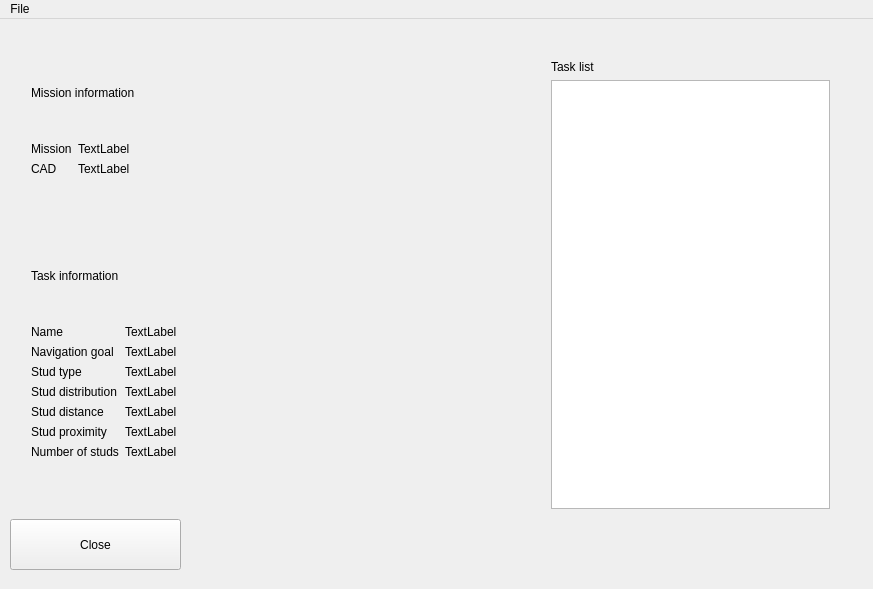
inesc-tec-robotics/carlos_mission_control, file mission_control/src/GUI/mainwindow.ui: the form before one commit.
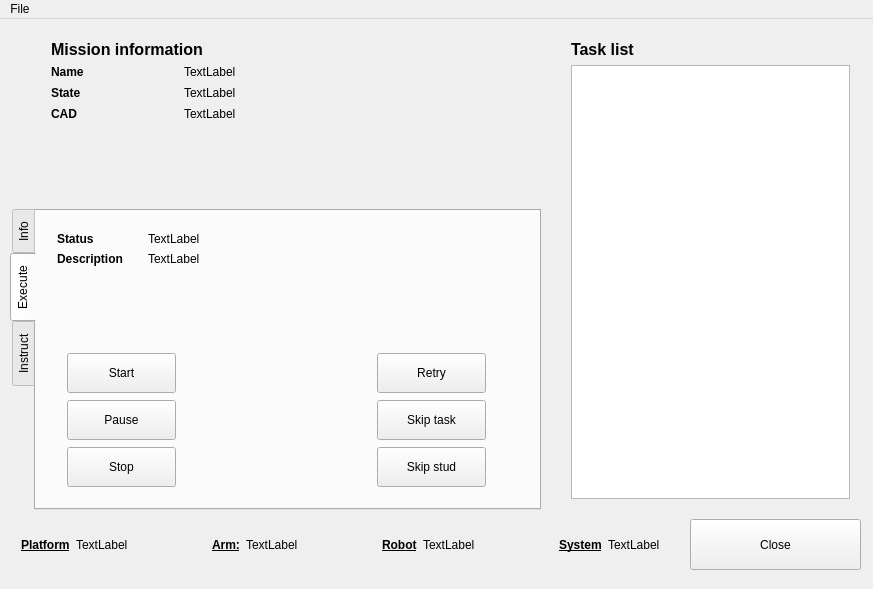
The form after the commit. The open tabs and pages were chosen to show the change.

```diff
--- a/mission_control/src/GUI/mainwindow.ui
+++ b/mission_control/src/GUI/mainwindow.ui
@@ -17,7 +17,7 @@
    <widget class="QPushButton" name="closeButton">
     <property name="geometry">
      <rect>
-      <x>10</x>
+      <x>690</x>
       <y>500</y>
       <width>171</width>
       <height>51</height>
@@ -27,40 +27,590 @@
      <string>Close</string>
     </property>
    </widget>
-   <widget class="QWidget" name="verticalLayoutWidget">
+   <widget class="QTabWidget" name="tabWidget">
     <property name="geometry">
      <rect>
-      <x>540</x>
-      <y>30</y>
-      <width>301</width>
-      <height>471</height>
+      <x>10</x>
+      <y>190</y>
+      <width>531</width>
+      <height>301</height>
      </rect>
     </property>
-    <layout class="QVBoxLayout" name="verticalLayout">
-     <item>
-      <widget class="QLabel" name="label">
-       <property name="text">
-        <string>Task list </string>
+    <property name="tabPosition">
+     <enum>QTabWidget::West</enum>
+    </property>
+    <property name="tabShape">
+     <enum>QTabWidget::Rounded</enum>
+    </property>
+    <property name="currentIndex">
+     <number>0</number>
+    </property>
+    <widget class="QWidget" name="infoTab">
+     <attribute name="title">
+      <string>Info</string>
+     </attribute>
+     <widget class="QWidget" name="verticalLayoutWidget_2">
+      <property name="geometry">
+       <rect>
+        <x>20</x>
+        <y>10</y>
+        <width>461</width>
+        <height>271</height>
+       </rect>
+      </property>
+      <layout class="QVBoxLayout" name="verticalLayout_2">
+       <item>
+        <widget class="QLabel" name="label_2">
+         <property name="sizePolicy">
+          <sizepolicy hsizetype="Preferred" vsizetype="Fixed">
+           <horstretch>0</horstretch>
+           <verstretch>0</verstretch>
+          </sizepolicy>
+         </property>
+         <property name="font">
+          <font>
+           <pointsize>12</pointsize>
+           <weight>75</weight>
+           <bold>true</bold>
+          </font>
+         </property>
+         <property name="text">
+          <string>Task information</string>
+         </property>
+        </widget>
+       </item>
+       <item>
+        <layout class="QFormLayout" name="task_params_layout">
+         <property name="rowWrapPolicy">
+          <enum>QFormLayout::DontWrapRows</enum>
+         </property>
+         <property name="horizontalSpacing">
+          <number>50</number>
+         </property>
+         <item row="0" column="0">
+          <widget class="QLabel" name="label_5">
+           <property name="font">
+            <font>
+             <weight>75</weight>
+             <bold>true</bold>
+            </font>
+           </property>
+           <property name="text">
+            <string>Name</string>
+           </property>
+          </widget>
+         </item>
+         <item row="0" column="1">
+          <widget class="QLabel" name="task_name_label">
+           <property name="text">
+            <string>TextLabel</string>
+           </property>
+          </widget>
+         </item>
+         <item row="3" column="0">
+          <widget class="QLabel" name="label_8">
+           <property name="font">
+            <font>
+             <weight>75</weight>
+             <bold>true</bold>
+            </font>
+           </property>
+           <property name="text">
+            <string>Stud type</string>
+           </property>
+          </widget>
+         </item>
+         <item row="3" column="1">
+          <widget class="QLabel" name="stud_type_label">
+           <property name="text">
+            <string>TextLabel</string>
+           </property>
+          </widget>
+         </item>
+         <item row="4" column="0">
+          <widget class="QLabel" name="label_7">
+           <property name="font">
+            <font>
+             <weight>75</weight>
+             <bold>true</bold>
+            </font>
+           </property>
+           <property name="text">
+            <string>Stud distribution</string>
+           </property>
+          </widget>
+         </item>
+         <item row="4" column="1">
+          <widget class="QLabel" name="stud_distribution_label">
+           <property name="text">
+            <string>TextLabel</string>
+           </property>
+          </widget>
+         </item>
+         <item row="5" column="0">
+          <widget class="QLabel" name="label_9">
+           <property name="font">
+            <font>
+             <weight>75</weight>
+             <bold>true</bold>
+            </font>
+           </property>
+           <property name="text">
+            <string>Stud distance</string>
+           </property>
+          </widget>
+         </item>
+         <item row="5" column="1">
+          <widget class="QLabel" name="stud_dist_label">
+           <property name="text">
+            <string>TextLabel</string>
+           </property>
+          </widget>
+         </item>
+         <item row="6" column="0">
+          <widget class="QLabel" name="label_11">
+           <property name="font">
+            <font>
+             <weight>75</weight>
+             <bold>true</bold>
+            </font>
+           </property>
+           <property name="text">
+            <string>Stud proximity</string>
+           </property>
+          </widget>
+         </item>
+         <item row="6" column="1">
+          <widget class="QLabel" name="stud_proximity_label">
+           <property name="text">
+            <string>TextLabel</string>
+           </property>
+          </widget>
+         </item>
+         <item row="7" column="0">
+          <widget class="QLabel" name="label_10">
+           <property name="font">
+            <font>
+             <weight>75</weight>
+             <bold>true</bold>
+            </font>
+           </property>
+           <property name="text">
+            <string>Number of studs</string>
+           </property>
+          </widget>
+         </item>
+         <item row="7" column="1">
+          <widget class="QLabel" name="number_of_studs_label">
+           <property name="text">
+            <string>TextLabel</string>
+           </property>
+          </widget>
+         </item>
+         <item row="2" column="0">
+          <widget class="QLabel" name="label_12">
+           <property name="font">
+            <font>
+             <weight>75</weight>
+             <bold>true</bold>
+            </font>
+           </property>
+           <property name="text">
+            <string>Navigation goal</string>
+           </property>
+          </widget>
+         </item>
+         <item row="2" column="1">
+          <widget class="QLabel" name="nav_goal_label">
+           <property name="text">
+            <string>TextLabel</string>
+           </property>
+          </widget>
+         </item>
+         <item row="1" column="0">
+          <widget class="QLabel" name="label_14">
+           <property name="font">
+            <font>
+             <weight>75</weight>
+             <bold>true</bold>
+            </font>
+           </property>
+           <property name="text">
+            <string>State</string>
+           </property>
+          </widget>
+         </item>
+         <item row="1" column="1">
+          <widget class="QLabel" name="task_state">
+           <property name="text">
+            <string>TextLabel</string>
+           </property>
+          </widget>
+         </item>
+        </layout>
+       </item>
+      </layout>
+     </widget>
+    </widget>
+    <widget class="QWidget" name="execTab">
+     <attribute name="title">
+      <string>Execute</string>
+     </attribute>
+     <widget class="QWidget" name="verticalLayoutWidget_3">
+      <property name="geometry">
+       <rect>
+        <x>20</x>
+        <y>130</y>
+        <width>131</width>
+        <height>161</height>
+       </rect>
+      </property>
+      <layout class="QVBoxLayout" name="verticalLayout_3">
+       <item>
+        <widget class="QPushButton" name="execStartButton">
+         <property name="sizePolicy">
+          <sizepolicy hsizetype="Minimum" vsizetype="Fixed">
+           <horstretch>0</horstretch>
+           <verstretch>0</verstretch>
+          </sizepolicy>
+         </property>
+         <property name="minimumSize">
+          <size>
+           <width>100</width>
+           <height>40</height>
+          </size>
+         </property>
+         <property name="font">
+          <font>
+           <pointsize>9</pointsize>
+          </font>
+         </property>
+         <property name="text">
+          <string>Start</string>
+         </property>
+        </widget>
+       </item>
+       <item>
+        <widget class="QPushButton" name="execPauseButton">
+         <property name="minimumSize">
+          <size>
+           <width>0</width>
+           <height>40</height>
+          </size>
+         </property>
+         <property name="text">
+          <string>Pause</string>
+         </property>
+        </widget>
+       </item>
+       <item>
+        <widget class="QPushButton" name="execStopButton">
+         <property name="minimumSize">
+          <size>
+           <width>0</width>
+           <height>40</height>
+          </size>
+         </property>
+         <property name="text">
+          <string>Stop</string>
+         </property>
+        </widget>
+       </item>
+      </layout>
+     </widget>
+     <widget class="QWidget" name="verticalLayoutWidget_4">
+      <property name="geometry">
+       <rect>
+        <x>330</x>
+        <y>130</y>
+        <width>131</width>
+        <height>161</height>
+       </rect>
+      </property>
+      <layout class="QVBoxLayout" name="verticalLayout_4">
+       <item>
+        <widget class="QPushButton" name="execRetryButton">
+         <property name="minimumSize">
+          <size>
+           <width>0</width>
+           <height>40</height>
+          </size>
+         </property>
+         <property name="text">
+          <string>Retry</string>
+         </property>
+        </widget>
+       </item>
+       <item>
+        <widget class="QPushButton" name="execSkipTaskButton">
+         <property name="minimumSize">
+          <size>
+           <width>0</width>
+           <height>40</height>
+          </size>
+         </property>
+         <property name="text">
+          <string>Skip task</string>
+         </property>
+        </widget>
+       </item>
+       <item>
+        <widget class="QPushButton" name="execSkipStudButton">
+         <property name="minimumSize">
+          <size>
+           <width>0</width>
+           <height>40</height>
+          </size>
+         </property>
+         <property name="text">
+          <string>Skip stud</string>
+         </property>
+        </widget>
+       </item>
+      </layout>
+     </widget>
+     <widget class="QWidget" name="formLayoutWidget">
+      <property name="geometry">
+       <rect>
+        <x>10</x>
+        <y>10</y>
+        <width>471</width>
+        <height>80</height>
+       </rect>
+      </property>
+      <layout class="QFormLayout" name="formLayout_2">
+       <property name="horizontalSpacing">
+        <number>25</number>
        </property>
-      </widget>
-     </item>
-     <item>
-      <widget class="QListView" name="taskList"/>
-     </item>
-    </layout>
+       <item row="0" column="0">
+        <widget class="QLabel" name="label_15">
+         <property name="font">
+          <font>
+           <weight>75</weight>
+           <bold>true</bold>
+          </font>
+         </property>
+         <property name="text">
+          <string>Status</string>
+         </property>
+        </widget>
+       </item>
+       <item row="0" column="1">
+        <widget class="QLabel" name="exec_status_label">
+         <property name="text">
+          <string>TextLabel</string>
+         </property>
+        </widget>
+       </item>
+       <item row="1" column="0">
+        <widget class="QLabel" name="label_17">
+         <property name="font">
+          <font>
+           <weight>75</weight>
+           <bold>true</bold>
+          </font>
+         </property>
+         <property name="text">
+          <string>Description</string>
+         </property>
+        </widget>
+       </item>
+       <item row="1" column="1">
+        <widget class="QLabel" name="exec_descrp_label">
+         <property name="text">
+          <string>TextLabel</string>
+         </property>
+        </widget>
+       </item>
+      </layout>
+     </widget>
+    </widget>
+    <widget class="QWidget" name="instrTab">
+     <attribute name="title">
+      <string>Instruct</string>
+     </attribute>
+     <widget class="QWidget" name="formLayoutWidget_6">
+      <property name="geometry">
+       <rect>
+        <x>10</x>
+        <y>10</y>
+        <width>471</width>
+        <height>80</height>
+       </rect>
+      </property>
+      <layout class="QFormLayout" name="formLayout_8">
+       <property name="horizontalSpacing">
+        <number>25</number>
+       </property>
+       <item row="0" column="0">
+        <widget class="QLabel" name="label_16">
+         <property name="font">
+          <font>
+           <weight>75</weight>
+           <bold>true</bold>
+          </font>
+         </property>
+         <property name="text">
+          <string>Status</string>
+         </property>
+        </widget>
+       </item>
+       <item row="0" column="1">
+        <widget class="QLabel" name="instr_status_label">
+         <property name="text">
+          <string>TextLabel</string>
+         </property>
+        </widget>
+       </item>
+       <item row="1" column="0">
+        <widget class="QLabel" name="label_19">
+         <property name="font">
+          <font>
+           <weight>75</weight>
+           <bold>true</bold>
+          </font>
+         </property>
+         <property name="text">
+          <string>Description</string>
+         </property>
+        </widget>
+       </item>
+       <item row="1" column="1">
+        <widget class="QLabel" name="instr_descrp_label">
+         <property name="text">
+          <string>TextLabel</string>
+         </property>
+        </widget>
+       </item>
+      </layout>
+     </widget>
+     <widget class="QWidget" name="verticalLayoutWidget_5">
+      <property name="geometry">
+       <rect>
+        <x>20</x>
+        <y>130</y>
+        <width>131</width>
+        <height>161</height>
+       </rect>
+      </property>
+      <layout class="QVBoxLayout" name="verticalLayout_5">
+       <item>
+        <widget class="QPushButton" name="instrStartButton">
+         <property name="sizePolicy">
+          <sizepolicy hsizetype="Minimum" vsizetype="Fixed">
+           <horstretch>0</horstretch>
+           <verstretch>0</verstretch>
+          </sizepolicy>
+         </property>
+         <property name="minimumSize">
+          <size>
+           <width>100</width>
+           <height>40</height>
+          </size>
+         </property>
+         <property name="font">
+          <font>
+           <pointsize>9</pointsize>
+          </font>
+         </property>
+         <property name="text">
+          <string>Start</string>
+         </property>
+        </widget>
+       </item>
+       <item>
+        <widget class="QPushButton" name="instrPauseButton">
+         <property name="minimumSize">
+          <size>
+           <width>0</width>
+           <height>40</height>
+          </size>
+         </property>
+         <property name="text">
+          <string>Pause</string>
+         </property>
+        </widget>
+       </item>
+       <item>
+        <widget class="QPushButton" name="instrStopButton">
+         <property name="minimumSize">
+          <size>
+           <width>0</width>
+           <height>40</height>
+          </size>
+         </property>
+         <property name="text">
+          <string>Stop</string>
+         </property>
+        </widget>
+       </item>
+      </layout>
+     </widget>
+     <widget class="QWidget" name="verticalLayoutWidget_7">
+      <property name="geometry">
+       <rect>
+        <x>160</x>
+        <y>160</y>
+        <width>131</width>
+        <height>101</height>
+       </rect>
+      </property>
+      <layout class="QVBoxLayout" name="verticalLayout_7">
+       <item>
+        <widget class="QPushButton" name="instrRetryButton">
+         <property name="minimumSize">
+          <size>
+           <width>0</width>
+           <height>40</height>
+          </size>
+         </property>
+         <property name="text">
+          <string>Retry</string>
+         </property>
+        </widget>
+       </item>
+       <item>
+        <widget class="QPushButton" name="instrSkipTaskButton">
+         <property name="minimumSize">
+          <size>
+           <width>0</width>
+           <height>40</height>
+          </size>
+         </property>
+         <property name="text">
+          <string>Skip task</string>
+         </property>
+        </widget>
+       </item>
+      </layout>
+     </widget>
+    </widget>
    </widget>
-   <widget class="QWidget" name="verticalLayoutWidget_2">
+   <widget class="QWidget" name="verticalLayoutWidget_6">
     <property name="geometry">
      <rect>
-      <x>20</x>
-      <y>20</y>
-      <width>441</width>
-      <height>431</height>
+      <x>40</x>
+      <y>10</y>
+      <width>501</width>
+      <height>103</height>
      </rect>
     </property>
-    <layout class="QVBoxLayout" name="verticalLayout_2">
+    <layout class="QVBoxLayout" name="verticalLayout_6">
      <item>
       <widget class="QLabel" name="label_3">
+       <property name="sizePolicy">
+        <sizepolicy hsizetype="Preferred" vsizetype="Fixed">
+         <horstretch>0</horstretch>
+         <verstretch>0</verstretch>
+        </sizepolicy>
+       </property>
+       <property name="font">
+        <font>
+         <pointsize>12</pointsize>
+         <weight>75</weight>
+         <bold>true</bold>
+        </font>
+       </property>
        <property name="text">
         <string>Mission information</string>
        </property>
@@ -68,10 +618,25 @@
      </item>
      <item>
       <layout class="QFormLayout" name="formLayout">
+       <property name="fieldGrowthPolicy">
+        <enum>QFormLayout::AllNonFixedFieldsGrow</enum>
+       </property>
+       <property name="horizontalSpacing">
+        <number>100</number>
+       </property>
+       <property name="verticalSpacing">
+        <number>7</number>
+       </property>
        <item row="0" column="0">
         <widget class="QLabel" name="label_4">
+         <property name="font">
+          <font>
+           <weight>75</weight>
+           <bold>true</bold>
+          </font>
+         </property>
          <property name="text">
-          <string>Mission</string>
+          <string>Name</string>
          </property>
         </widget>
        </item>
@@ -83,124 +648,246 @@
         </widget>
        </item>
        <item row="1" column="0">
+        <widget class="QLabel" name="label_13">
+         <property name="font">
+          <font>
+           <weight>75</weight>
+           <bold>true</bold>
+          </font>
+         </property>
+         <property name="text">
+          <string>State</string>
+         </property>
+        </widget>
+       </item>
+       <item row="1" column="1">
+        <widget class="QLabel" name="mission_state">
+         <property name="text">
+          <string>TextLabel</string>
+         </property>
+        </widget>
+       </item>
+       <item row="2" column="0">
         <widget class="QLabel" name="label_6">
+         <property name="font">
+          <font>
+           <weight>75</weight>
+           <bold>true</bold>
+           <underline>false</underline>
+          </font>
+         </property>
          <property name="text">
           <string>CAD</string>
          </property>
         </widget>
        </item>
-       <item row="1" column="1">
-        <widget class="QLabel" name="cad_ref">
-         <property name="text">
-          <string>TextLabel</string>
-         </property>
-        </widget>
-       </item>
-      </layout>
-     </item>
-     <item>
-      <widget class="QLabel" name="label_2">
-       <property name="text">
-        <string>Task information</string>
-       </property>
-      </widget>
-     </item>
-     <item>
-      <layout class="QFormLayout" name="task_params_layout">
-       <item row="0" column="0">
-        <widget class="QLabel" name="label_5">
-         <property name="text">
-          <string>Name</string>
-         </property>
-        </widget>
-       </item>
-       <item row="0" column="1">
-        <widget class="QLabel" name="task_name_label">
-         <property name="text">
-          <string>TextLabel</string>
-         </property>
-        </widget>
-       </item>
-       <item row="2" column="0">
-        <widget class="QLabel" name="label_8">
-         <property name="text">
-          <string>Stud type</string>
-         </property>
-        </widget>
-       </item>
        <item row="2" column="1">
-        <widget class="QLabel" name="stud_type_label">
+        <widget class="QLabel" name="cad_ref">
          <property name="text">
           <string>TextLabel</string>
          </property>
         </widget>
        </item>
-       <item row="3" column="0">
-        <widget class="QLabel" name="label_7">
+      </layout>
+     </item>
+    </layout>
+   </widget>
+   <widget class="QWidget" name="verticalLayoutWidget">
+    <property name="geometry">
+     <rect>
+      <x>560</x>
+      <y>10</y>
+      <width>301</width>
+      <height>481</height>
+     </rect>
+    </property>
+    <layout class="QVBoxLayout" name="verticalLayout">
+     <item>
+      <widget class="QLabel" name="label">
+       <property name="font">
+        <font>
+         <pointsize>12</pointsize>
+         <weight>75</weight>
+         <bold>true</bold>
+        </font>
+       </property>
+       <property name="text">
+        <string>Task list </string>
+       </property>
+      </widget>
+     </item>
+     <item>
+      <widget class="QListView" name="taskList"/>
+     </item>
+    </layout>
+   </widget>
+   <widget class="QWidget" name="horizontalLayoutWidget">
+    <property name="geometry">
+     <rect>
+      <x>10</x>
+      <y>500</y>
+      <width>661</width>
+      <height>51</height>
+     </rect>
+    </property>
+    <layout class="QHBoxLayout" name="horizontalLayout">
+     <item>
+      <layout class="QFormLayout" name="formLayout_4">
+       <property name="fieldGrowthPolicy">
+        <enum>QFormLayout::AllNonFixedFieldsGrow</enum>
+       </property>
+       <property name="formAlignment">
+        <set>Qt::AlignLeading|Qt::AlignLeft|Qt::AlignVCenter</set>
+       </property>
+       <item row="0" column="0">
+        <widget class="QLabel" name="label_18">
+         <property name="font">
+          <font>
+           <weight>75</weight>
+           <bold>true</bold>
+           <underline>true</underline>
+          </font>
+         </property>
          <property name="text">
-          <string>Stud distribution</string>
+          <string>Platform</string>
          </property>
         </widget>
        </item>
-       <item row="3" column="1">
-        <widget class="QLabel" name="stud_distribution_label">
+       <item row="0" column="1">
+        <widget class="QLabel" name="platform_state_label">
          <property name="text">
           <string>TextLabel</string>
          </property>
         </widget>
        </item>
-       <item row="4" column="0">
-        <widget class="QLabel" name="label_9">
+      </layout>
+     </item>
+     <item>
+      <spacer name="horizontalSpacer">
+       <property name="orientation">
+        <enum>Qt::Horizontal</enum>
+       </property>
+       <property name="sizeHint" stdset="0">
+        <size>
+         <width>40</width>
+         <height>20</height>
+        </size>
+       </property>
+      </spacer>
+     </item>
+     <item>
+      <layout class="QFormLayout" name="formLayout_5">
+       <property name="fieldGrowthPolicy">
+        <enum>QFormLayout::AllNonFixedFieldsGrow</enum>
+       </property>
+       <property name="formAlignment">
+        <set>Qt::AlignLeading|Qt::AlignLeft|Qt::AlignVCenter</set>
+       </property>
+       <item row="0" column="0">
+        <widget class="QLabel" name="label_20">
+         <property name="font">
+          <font>
+           <weight>75</weight>
+           <bold>true</bold>
+           <underline>true</underline>
+          </font>
+         </property>
          <property name="text">
-          <string>Stud distance</string>
+          <string>Arm:</string>
          </property>
         </widget>
        </item>
-       <item row="4" column="1">
-        <widget class="QLabel" name="stud_dist_label">
+       <item row="0" column="1">
+        <widget class="QLabel" name="arm_state_label">
          <property name="text">
           <string>TextLabel</string>
          </property>
         </widget>
        </item>
-       <item row="5" column="0">
-        <widget class="QLabel" name="label_11">
+      </layout>
+     </item>
+     <item>
+      <spacer name="horizontalSpacer_2">
+       <property name="orientation">
+        <enum>Qt::Horizontal</enum>
+       </property>
+       <property name="sizeHint" stdset="0">
+        <size>
+         <width>40</width>
+         <height>20</height>
+        </size>
+       </property>
+      </spacer>
+     </item>
+     <item>
+      <layout class="QFormLayout" name="formLayout_6">
+       <property name="fieldGrowthPolicy">
+        <enum>QFormLayout::AllNonFixedFieldsGrow</enum>
+       </property>
+       <property name="formAlignment">
+        <set>Qt::AlignLeading|Qt::AlignLeft|Qt::AlignVCenter</set>
+       </property>
+       <item row="0" column="0">
+        <widget class="QLabel" name="label_22">
+         <property name="font">
+          <font>
+           <weight>75</weight>
+           <bold>true</bold>
+           <underline>true</underline>
+          </font>
+         </property>
          <property name="text">
-          <string>Stud proximity</string>
+          <string>Robot</string>
          </property>
         </widget>
        </item>
-       <item row="5" column="1">
-        <widget class="QLabel" name="stud_proximity_label">
+       <item row="0" column="1">
+        <widget class="QLabel" name="robot_state_label">
          <property name="text">
           <string>TextLabel</string>
          </property>
         </widget>
        </item>
-       <item row="6" column="0">
-        <widget class="QLabel" name="label_10">
-         <property name="text">
-          <string>Number of studs</string>
+      </layout>
+     </item>
+     <item>
+      <spacer name="horizontalSpacer_3">
+       <property name="orientation">
+        <enum>Qt::Horizontal</enum>
+       </property>
+       <property name="sizeHint" stdset="0">
+        <size>
+         <width>40</width>
+         <height>20</height>
+        </size>
+       </property>
+      </spacer>
+     </item>
+     <item>
+      <layout class="QFormLayout" name="formLayout_7">
+       <property name="fieldGrowthPolicy">
+        <enum>QFormLayout::AllNonFixedFieldsGrow</enum>
+       </property>
+       <property name="formAlignment">
+        <set>Qt::AlignLeading|Qt::AlignLeft|Qt::AlignVCenter</set>
+       </property>
+       <item row="0" column="0">
+        <widget class="QLabel" name="label_24">
+         <property name="font">
+          <font>
+           <weight>75</weight>
+           <bold>true</bold>
+           <underline>true</underline>
+          </font>
          </property>
-        </widget>
-       </item>
-       <item row="6" column="1">
-        <widget class="QLabel" name="number_of_studs_label">
          <property name="text">
-          <string>TextLabel</string>
+          <string>System</string>
          </property>
         </widget>
        </item>
-       <item row="1" column="0">
-        <widget class="QLabel" name="label_12">
+       <item row="0" column="1">
+        <widget class="QLabel" name="system_state_label">
          <property name="text">
-          <string>Navigation goal</string>
-         </property>
-        </widget>
-       </item>
-       <item row="1" column="1">
-        <widget class="QLabel" name="nav_goal_label">
-         <property name="text">
           <string>TextLabel</string>
          </property>
         </widget>
```
Left out of the diff: 6 changed lines with no effect on the pictures.
